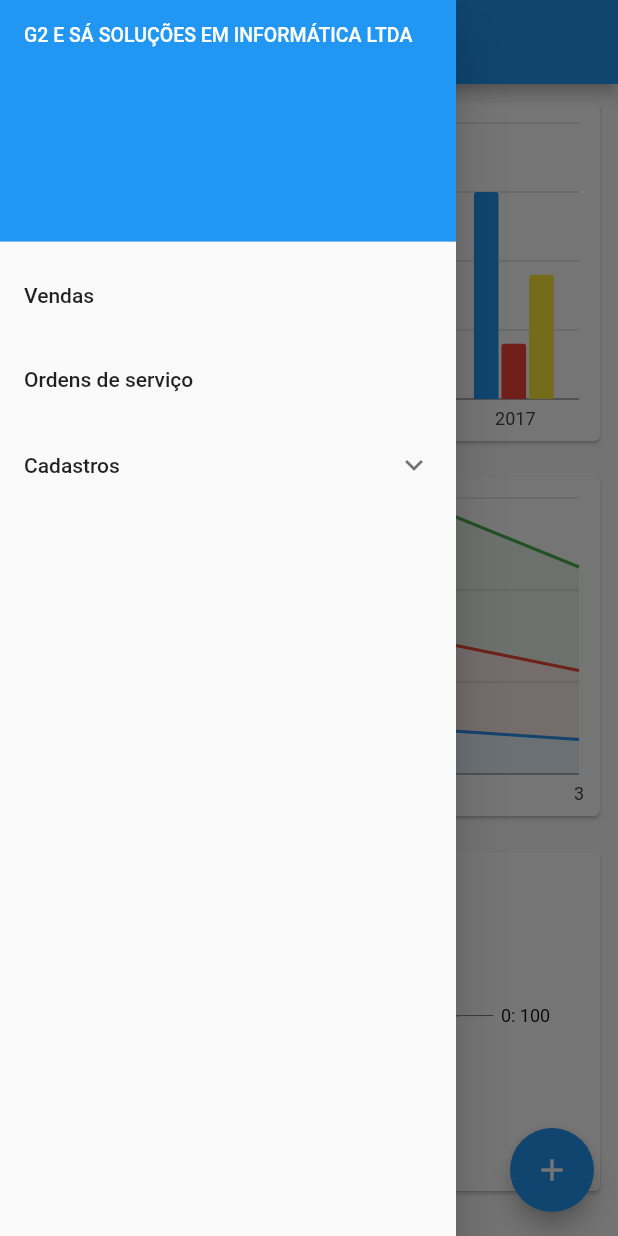
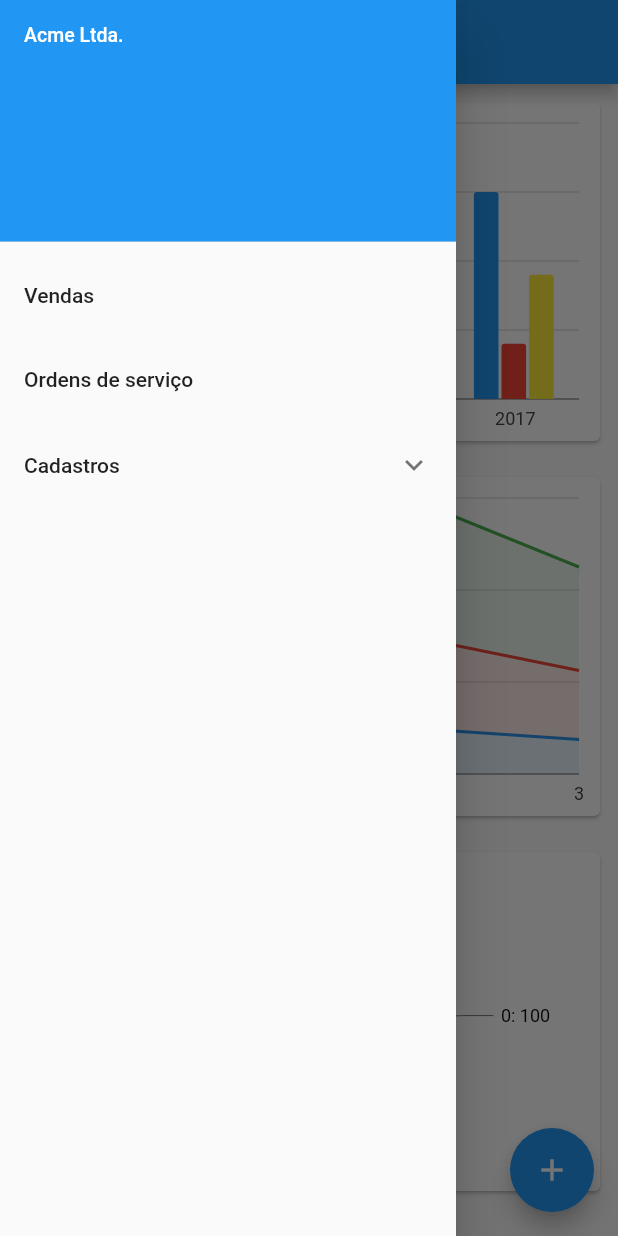
Before and after one commit to dibmartins/flutter, a Flutter app: the screen it shows after launch, with the side drawer open, on a phone screen of 412 x 824 dp. Run offline on Flutter 3.47's test engine with Material 2 defaults, Android fonts, the phone set to English and light mode, and no system bars; our stand-ins replace charts_flutter.

```diff
--- a/lib/modules/home/widgets/Home.dart
+++ b/lib/modules/home/widgets/Home.dart
@@ -77,7 +77,7 @@ class _HomeState extends State<Home> {
                     children: <Widget>[
 
                         DrawerHeader(
-                            child      : Text('G2 E SÁ SOLUÇÕES EM INFORMÁTICA LTDA',
+                            child      : Text('Acme Ltda.',
                             style      : new TextStyle(fontSize: 13.0, color: Colors.white)),
                             decoration : BoxDecoration(color: Colors.blue),
                         ),
```
Also changed, not shown: 1 other file.
